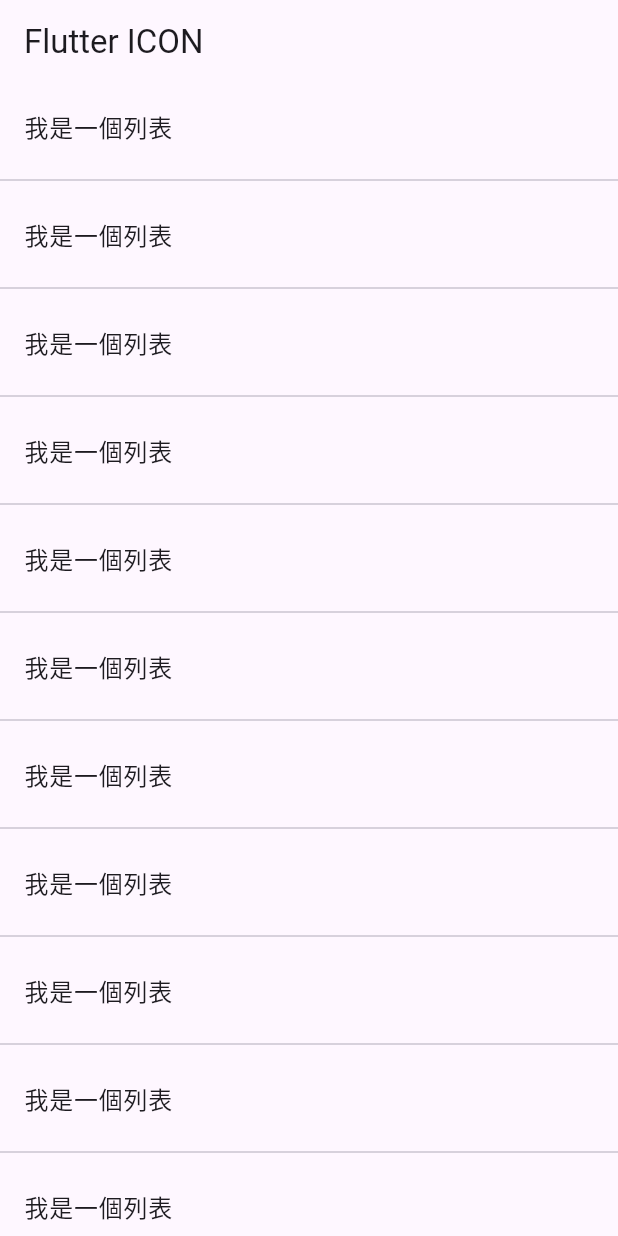
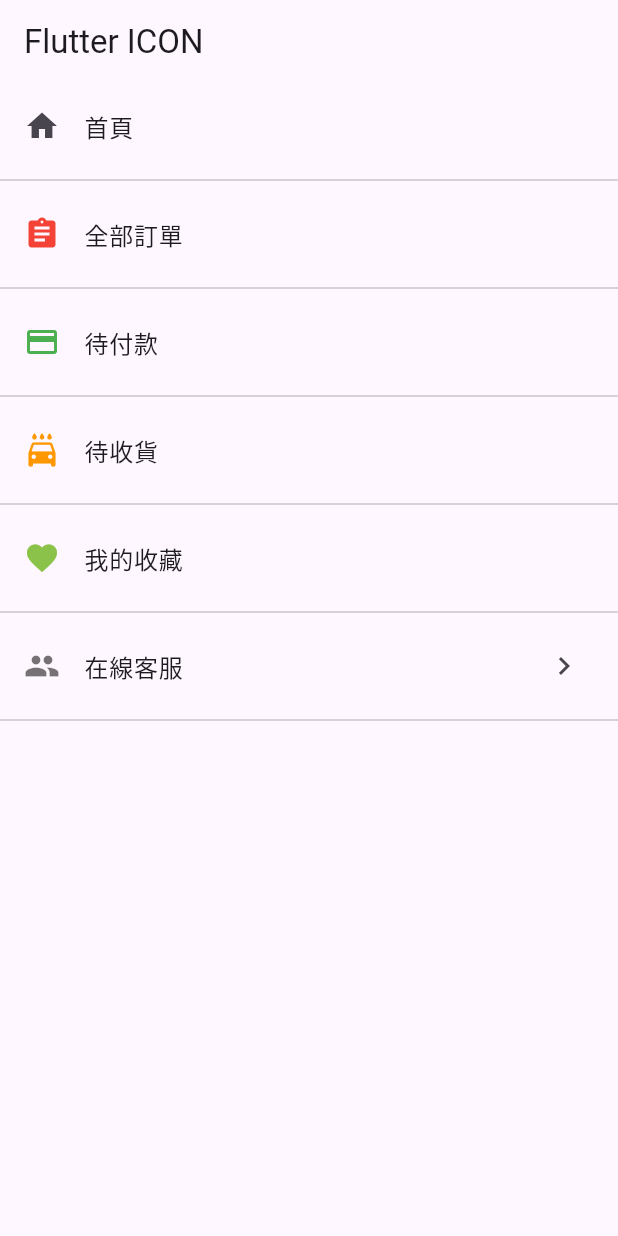
Before and after one commit to flutteruuu/flutter_demo, a Flutter app: the screen it shows after launch, on a phone screen of 412 x 824 dp. Run offline on Flutter 3.47's test engine with Material 3 defaults, Android fonts, the light colour scheme and no system bars.

Commit message:
Make a list with ListTitle and icon

```diff
--- a/lib/main.dart
+++ b/lib/main.dart
@@ -29,32 +29,41 @@ class MyHomePage extends StatelessWidget {
   Widget build(BuildContext context) {
     return ListView(
       children: <Widget>[
-        ListTile(title: Text("我是一個列表")), // 列表項目
+        ListTile(
+          leading: Icon(Icons.home), // 列表圖標
+          title: Text("首頁")
+          ), // 列表項目
         Divider(), // 分隔線
-        ListTile(title: Text("我是一個列表")),
+        ListTile(
+          leading: Icon(Icons.assignment, color: Colors.red), // 列表圖標
+          title: Text("全部訂單")
+          ), // 列表項目
         Divider(), // 分隔線
-        ListTile(title: Text("我是一個列表")),
+        ListTile(
+          leading: Icon(Icons.payment, color: Colors.green), // 列表圖標
+          title: Text("待付款")
+          ), // 列表項目
         Divider(), // 分隔線
-        ListTile(title: Text("我是一個列表")),
+        ListTile(
+          leading: Icon(Icons.local_car_wash, color: Colors.orange), // 列表圖標
+          title: Text("待收貨")
+          ), // 列表項目
         Divider(), // 分隔線
-        ListTile(title: Text("我是一個列表")),
+
+        ListTile(
+          leading: Icon(Icons.favorite, color: Colors.lightGreen), // 列表圖標
+          title: Text("我的收藏")
+          ), // 列表項目
         Divider(), // 分隔線
-        ListTile(title: Text("我是一個列表")),
+
+        ListTile(
+          leading: Icon(Icons.people, color: Colors.black54), // 列表圖標
+          title: Text("在線客服"),
+          trailing: Icon(Icons.chevron_right_sharp),
+          ), // 列表項目
         Divider(), // 分隔線
-        ListTile(title: Text("我是一個列表")),
-        Divider(), // 分隔線
-        ListTile(title: Text("我是一個列表")),
-        Divider(), // 分隔線
-        ListTile(title: Text("我是一個列表")),
-        Divider(), // 分隔線
-        ListTile(title: Text("我是一個列表")),
-        Divider(), // 分隔線
-        ListTile(title: Text("我是一個列表")),
-        Divider(), // 分隔線
-        ListTile(title: Text("我是一個列表")),
-        Divider(), // 分隔線
-        ListTile(title: Text("我是一個列表")),
-        Divider(), // 分隔線
+
+
       ],
     );
   }
```
